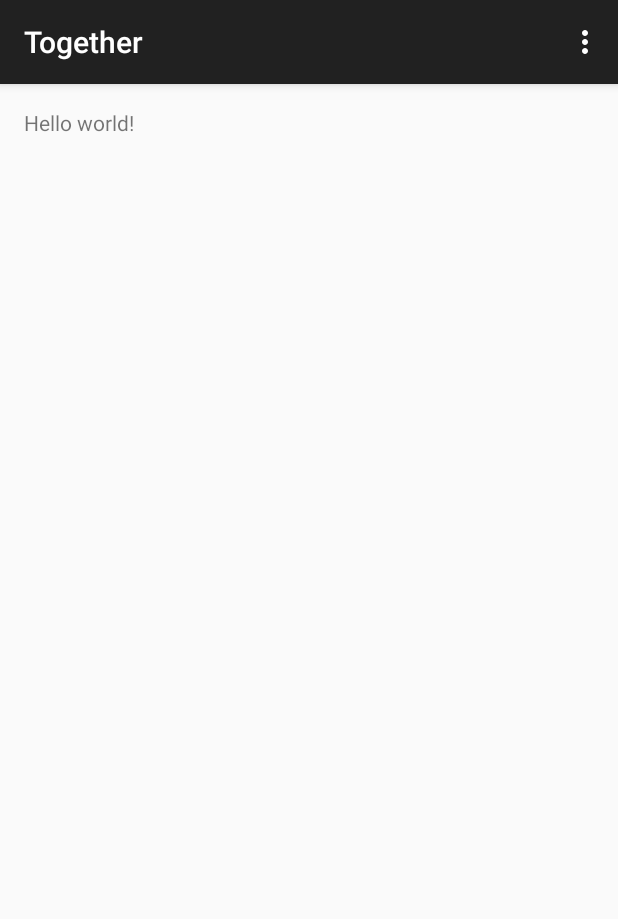
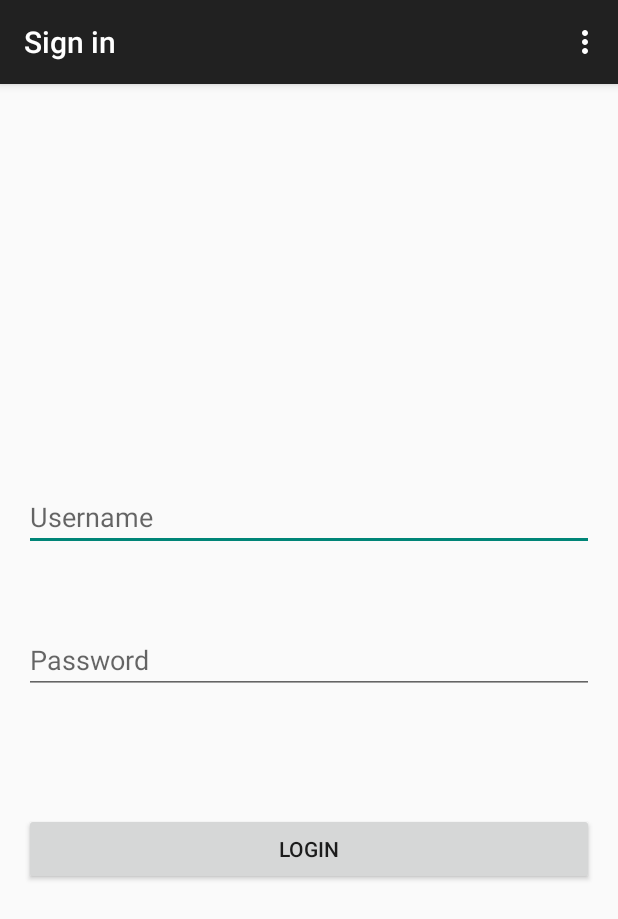
Before and after one commit to jk-gan/Together, an Android app: the screen it shows after launch (MainActivity before the commit, LoginActivity after it), on a phone screen of 412 x 824 dp. Shown: the top 919 px of the screen. Run offline under Robolectric (Android 15) with nearby library versions, the phone set to English and light mode, and no system bars; 1 statement that could not run was skipped.

Commit message:
Allow user to register

```diff
--- a/app/build.gradle
+++ b/app/build.gradle
@@ -21,8 +21,9 @@ android {
 
 dependencies {
     compile fileTree(dir: 'libs', include: ['*.jar'])
+    compile fileTree(dir: 'libs', include: 'Parse-*.jar')
+    compile files('libs/Parse-1.9.2.jar')
     compile 'com.android.support:appcompat-v7:22.1.1'
     compile 'com.parse.bolts:bolts-android:1.+'
-    compile fileTree(dir: 'libs', include: 'Parse-*.jar')
-    compile files('libs/Parse-1.9.2.jar')
+    compile 'com.google.android.gms:play-services:7.3.0'
 }
--- /dev/null
+++ b/app/src/main/java/com/example/micky/together/LoginActivity.java
@@ -0,0 +1,93 @@
+package com.example.micky.together;
+
+import android.support.v7.app.ActionBarActivity;
+import android.os.Bundle;
+import android.view.Menu;
+import android.view.MenuItem;
+import android.view.View;
+import android.widget.Button;
+import android.widget.EditText;
+import android.widget.Toast;
+
+import com.parse.Parse;
+import com.parse.ParseObject;
+import com.parse.ParseUser;
+import com.parse.SignUpCallback;
+
+import com.parse.ParseException;
+
+
+public class LoginActivity extends ActionBarActivity {
+
+    protected EditText usernameField;
+    protected EditText passwordField;
+    private Button loginButton;
+
+    @Override
+    protected void onCreate(Bundle savedInstanceState) {
+        super.onCreate(savedInstanceState);
+        setContentView(R.layout.activity_login);
+
+        // Enable Local Datastore.
+        Parse.enableLocalDatastore(this);
+
+        Parse.initialize(this, "XRGu8hmElf1tVf2JdNydy5GJey5HhUJ7BKSQMAF4", "upT7cr6CUEqu2Jylx2fOUJClImfyY7N48OXJBDi5");
+
+
+        usernameField = (EditText) findViewById(R.id.usernameEditText);
+        passwordField = (EditText) findViewById(R.id.passwordEditText);
+        loginButton = (Button) findViewById(R.id.loginButton);
+
+        loginButton.setOnClickListener(new View.OnClickListener() {
+            @Override
+            public void onClick(View v) {
+
+                String username = usernameField.getText().toString();
+                String password = passwordField.getText().toString();
+
+                ParseUser user = new ParseUser();
+                user.setUsername(username);
+                user.setPassword(password);
+
+                user.signUpInBackground(new SignUpCallback() {
+                    public void done(ParseException e) {
+                        if (e == null) {
+                            // Hooray! Let them use the app now.
+                            Toast toast;
+                            toast = Toast.makeText(getApplicationContext(), "Success", Toast.LENGTH_SHORT);
+                            toast.show();
+                        } else {
+                            // Sign up didn't succeed. Look at the ParseException
+                            // to figure out what went wrong
+                            Toast toast;
+                            toast = Toast.makeText(getApplicationContext(), "Failed", Toast.LENGTH_SHORT);
+                            toast.show();
+                        }
+                    }
+                });
+            }
+        });
+    }
+
+    @Override
+    public boolean onCreateOptionsMenu(Menu menu) {
+        // Inflate the menu; this adds items to the action bar if it is present.
+        getMenuInflater().inflate(R.menu.menu_login, menu);
+        return true;
+    }
+
+    @Override
+    public boolean onOptionsItemSelected(MenuItem item) {
+        // Handle action bar item clicks here. The action bar will
+        // automatically handle clicks on the Home/Up button, so long
+        // as you specify a parent activity in AndroidManifest.xml.
+        int id = item.getItemId();
+
+        //noinspection SimplifiableIfStatement
+        if (id == R.id.action_settings) {
+            return true;
+        }
+
+        return super.onOptionsItemSelected(item);
+    }
+}
--- /dev/null
+++ b/app/src/main/res/layout/activity_login.xml
@@ -0,0 +1,41 @@
+<RelativeLayout xmlns:android="http://schemas.android.com/apk/res/android"
+    xmlns:tools="http://schemas.android.com/tools" android:layout_width="match_parent"
+    android:layout_height="match_parent" android:paddingLeft="@dimen/activity_horizontal_margin"
+    android:paddingRight="@dimen/activity_horizontal_margin"
+    android:paddingTop="@dimen/activity_vertical_margin"
+    android:paddingBottom="@dimen/activity_vertical_margin"
+    tools:context="com.example.micky.together.LoginActivity"
+    android:id="@+id/loginRelativeLayout">
+
+    <Button
+        android:layout_width="match_parent"
+        android:layout_height="wrap_content"
+        android:text="Login"
+        android:id="@+id/loginButton"
+        android:layout_marginTop="79dp"
+        android:layout_below="@+id/passwordEditText"
+        android:layout_alignParentLeft="true"
+        android:layout_alignParentStart="true" />
+
+    <EditText
+        android:layout_width="match_parent"
+        android:layout_height="wrap_content"
+        android:inputType="textPersonName"
+        android:ems="10"
+        android:id="@+id/usernameEditText"
+        android:layout_above="@+id/passwordEditText"
+        android:layout_centerHorizontal="true"
+        android:layout_marginBottom="50dp"
+        android:hint="Username" />
+
+    <EditText
+        android:layout_width="match_parent"
+        android:layout_height="wrap_content"
+        android:inputType="textPassword"
+        android:ems="10"
+        android:id="@+id/passwordEditText"
+        android:layout_centerVertical="true"
+        android:layout_alignLeft="@+id/usernameEditText"
+        android:layout_alignStart="@+id/usernameEditText"
+        android:hint="Password" />
+</RelativeLayout>
--- /dev/null
+++ b/app/src/main/res/menu/menu_login.xml
@@ -0,0 +1,7 @@
+<menu xmlns:android="http://schemas.android.com/apk/res/android"
+    xmlns:app="http://schemas.android.com/apk/res-auto"
+    xmlns:tools="http://schemas.android.com/tools"
+    tools:context="com.example.micky.together.LoginActivity">
+    <item android:id="@+id/action_settings" android:title="@string/action_settings"
+        android:orderInCategory="100" app:showAsAction="never" />
+</menu>
--- a/app/src/main/res/values/strings.xml
+++ b/app/src/main/res/values/strings.xml
@@ -3,4 +3,5 @@
 
     <string name="hello_world">Hello world!</string>
     <string name="action_settings">Settings</string>
+    <!--<string name="title_activity_login">Login</string>-->
 </resources>
```
Also changed, not shown: app/src/main/AndroidManifest.xml (+11 -0 lines), app/src/main/res/values/strings_activity_login.xml (added, +14 -0 lines), 1 other file.
